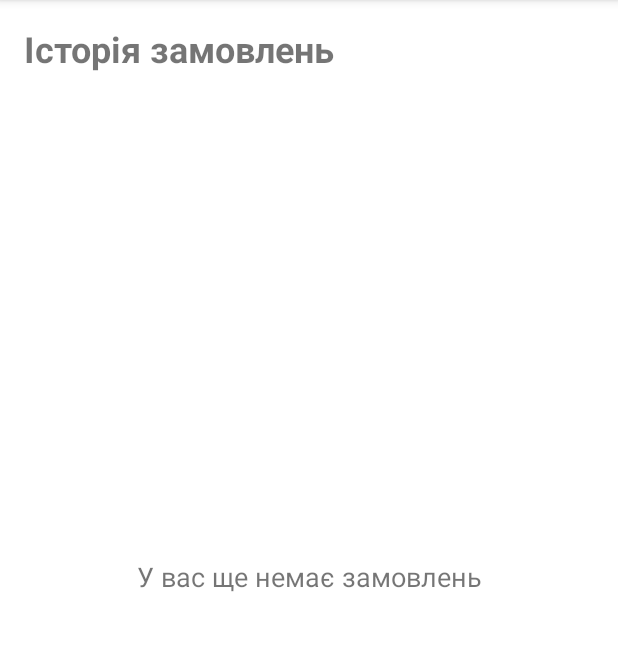
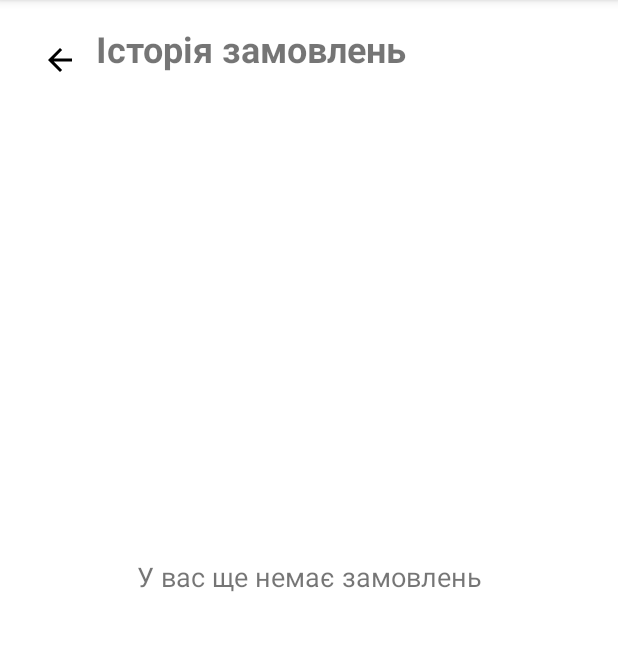
Before and after one commit to Denys2289/retro-gaming-store, an Android app: the fragment OrderHistoryFragment shown on its own in the app's theme, on a phone screen of 412 x 824 dp, the part 84-735 px from its top. Run offline under Robolectric (Android 15) with nearby library versions, the phone set to English and light mode, and no system bars; our stand-ins replace Room's generated code.

Commit message:
back buttons

```diff
--- a/app/src/main/java/com/example/retrogamingstore/ui/main/OrderDetailsFragment.kt
+++ b/app/src/main/java/com/example/retrogamingstore/ui/main/OrderDetailsFragment.kt
@@ -6,6 +6,7 @@ import android.view.View
 import android.view.ViewGroup
 import androidx.fragment.app.Fragment
 import androidx.lifecycle.lifecycleScope
+import androidx.navigation.fragment.findNavController
 import androidx.recyclerview.widget.LinearLayoutManager
 import com.example.retrogamingstore.database.AppDatabase
 import com.example.retrogamingstore.databinding.FragmentOrderDetailsBinding
@@ -50,6 +51,11 @@ class OrderDetailsFragment : Fragment() {
 
         setupRecyclerView()
         loadOrderDetails()
+
+        // Додаємо обробник натискання на кнопку назад у Toolbar
+        binding.toolbar.setNavigationOnClickListener {
+            findNavController().navigateUp()
+        }
     }
 
     private fun setupRecyclerView() {
--- a/app/src/main/java/com/example/retrogamingstore/ui/main/OrderHistoryFragment.kt
+++ b/app/src/main/java/com/example/retrogamingstore/ui/main/OrderHistoryFragment.kt
@@ -43,6 +43,10 @@ class OrderHistoryFragment : Fragment() {
 
         setupRecyclerView()
         loadOrders()
+
+        binding.buttonBack.setOnClickListener {
+            findNavController().popBackStack()
+        }
     }
 
     private fun setupRecyclerView() {
--- a/app/src/main/res/layout/fragment_order_history.xml
+++ b/app/src/main/res/layout/fragment_order_history.xml
@@ -6,19 +6,32 @@
     android:layout_height="match_parent"
     tools:context=".ui.main.OrderHistoryFragment">
 
+    <ImageButton
+        android:id="@+id/button_back"
+        android:layout_width="48dp"
+        android:layout_height="48dp"
+        android:layout_margin="16dp"
+        android:layout_marginStart="16dp"
+        android:layout_marginTop="16dp"
+        android:background="?attr/selectableItemBackgroundBorderless"
+        android:contentDescription="Назад"
+        android:src="@drawable/ic_arrow_back"
+        app:layout_constraintStart_toStartOf="parent"
+        app:layout_constraintTop_toTopOf="parent" />
+
     <TextView
         android:id="@+id/text_title"
         android:layout_width="0dp"
         android:layout_height="wrap_content"
+        android:layout_marginTop="16dp"
+        android:layout_marginEnd="16dp"
         android:text="Історія замовлень"
         android:textSize="24sp"
         android:textStyle="bold"
-        android:layout_marginTop="16dp"
-        android:layout_marginStart="16dp"
-        android:layout_marginEnd="16dp"
-        app:layout_constraintTop_toTopOf="parent"
-        app:layout_constraintStart_toStartOf="parent"
-        app:layout_constraintEnd_toEndOf="parent" />
+        app:layout_constraintEnd_toEndOf="parent"
+        app:layout_constraintHorizontal_bias="1.0"
+        app:layout_constraintStart_toEndOf="@+id/button_back"
+        app:layout_constraintTop_toTopOf="parent" />
 
     <androidx.recyclerview.widget.RecyclerView
         android:id="@+id/recycler_orders"
```
